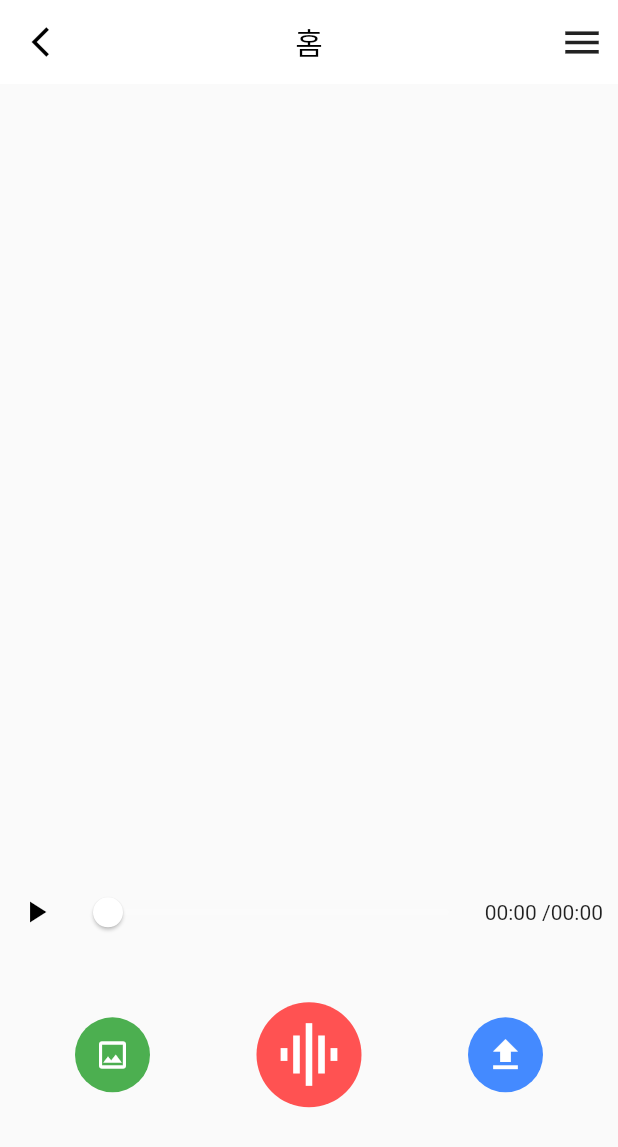
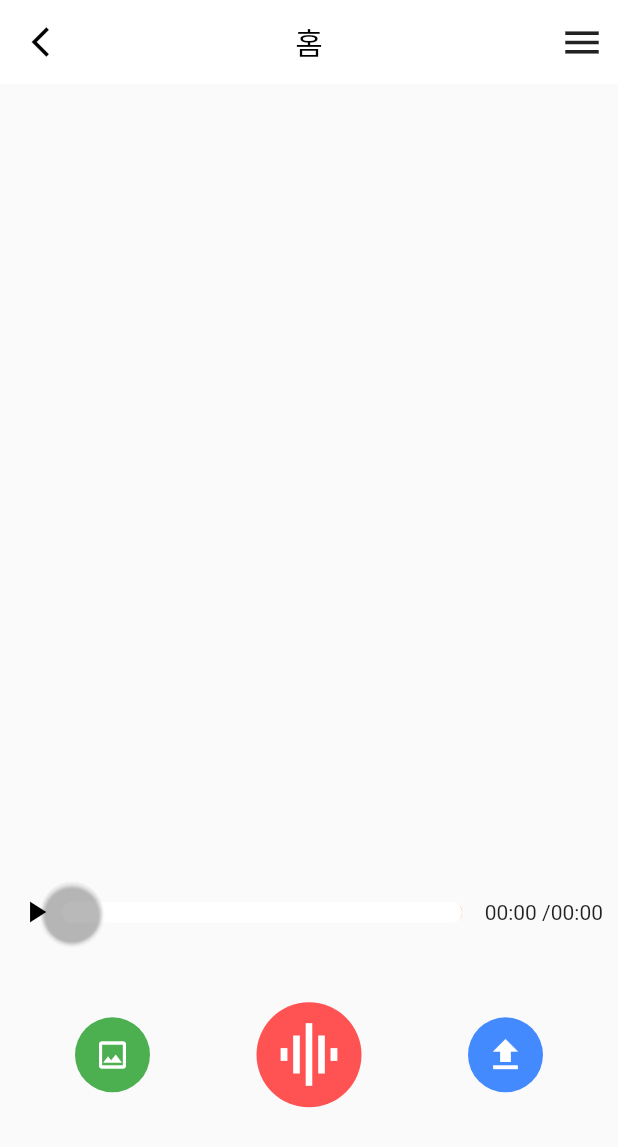
Before and after one commit to gkgkgk78/Moyeo, a Flutter app: the RecordView screen opened directly, on a phone screen of 412 x 824 dp. Shown: the top 1147 px of the screen. Run offline on Flutter 3.47's test engine with Material 2 defaults, Android fonts, the phone set to English and light mode, and no system bars; our stand-ins replace audioplayers, camera, device_info_plus, dio, extended_image, flutter_dotenv and 10 more; missing offline and left inert: animated_icon_button, image_card, kakao_flutter_sdk, multi_image_picker_view, record; accounts and stored records are empty; Roboto replaces fonts that are missing (GangwonAll); statements that could not run were skipped; project files that could hold a hidden picture were left out.

Commit message:
[FE] 오디오 플레이어 ui변경

```diff
--- a/frontend/lib/module/audio_player_view.dart
+++ b/frontend/lib/module/audio_player_view.dart
@@ -1,6 +1,7 @@
 import 'package:flutter/material.dart';
 import 'package:provider/provider.dart';
 import './audio_player_view_model.dart';
+import 'custom_track_shape.dart';
 
 class AudioPlayerView extends StatelessWidget {
   @override
@@ -29,10 +30,32 @@ class AudioPlayerView extends StatelessWidget {
               // 프로그레스 바
               Expanded(
                   child: viewModel.duration != const Duration(microseconds: 0)
-                    ? Slider(
+                      ? Container(
+                          margin: const EdgeInsets.only(right: 15.0),
+                          height: 11,
+                          decoration: BoxDecoration(
+                              borderRadius: BorderRadius.circular(5),
+                              gradient: const LinearGradient(
+                                  begin: Alignment.topLeft,
+                                  end: Alignment.bottomRight,
+                                  colors: [
+                                Colors.redAccent,
+                                Colors.deepPurpleAccent,
+                                Colors.orangeAccent,
+                              ])),
+                          child: SliderTheme(
+                            data: SliderThemeData(
+                                trackShape: CustomTrackShape(),
+                                thumbColor: Colors.transparent,
+                                thumbShape: const RoundSliderThumbShape(enabledThumbRadius: 20),
+                                overlayColor: Colors.blueAccent,
+                                trackHeight: 14,
+                                activeTrackColor: Colors.transparent,
+                                inactiveTrackColor: Colors.white),
+                            child: Slider(
                               // 현재 위치
-                  value:
-                  viewModel.audioPosition.inMicroseconds.toDouble(),
+                              value: viewModel.audioPosition.inMicroseconds
+                                  .toDouble(),
                               // 최대 길이 = 음성 파일 길이
                               max: viewModel.duration.inMicroseconds.toDouble(),
                               onChanged: (value) {
@@ -41,13 +64,44 @@ class AudioPlayerView extends StatelessWidget {
                                     Duration(microseconds: value.toInt());
                                 viewModel.seekTo(position);
                               },
-                )
-                    : Slider(
-                  value: 0,
-                  max: 0,
-                  onChanged: (double value) {},
                             ),
                           ),
+                        )
+                      : Container(
+                          margin: const EdgeInsets.only(right: 15.0),
+                          height: 11,
+                          decoration: BoxDecoration(
+                              borderRadius: BorderRadius.circular(5),
+                              gradient: const LinearGradient(colors: [
+                                Colors.redAccent,
+                                Colors.deepPurpleAccent,
+                                Colors.orangeAccent,
+                              ])),
+                          child: SliderTheme(
+                            data: SliderThemeData(
+                                trackShape: CustomTrackShape(),
+                                overlayShape: SliderComponentShape.noOverlay,
+                                thumbColor: Colors.transparent,
+                                thumbShape: const RoundSliderThumbShape(enabledThumbRadius: 20),
+                                overlayColor: Colors.blueAccent,
+                                trackHeight: 14,
+                                activeTrackColor: Colors.transparent,
+                                inactiveTrackColor: Colors.white),
+                            child: Slider(
+                              // 현재 위치
+                              value: viewModel.audioPosition.inMicroseconds
+                                  .toDouble(),
+                              // 최대 길이 = 음성 파일 길이
+                              max: viewModel.duration.inMicroseconds.toDouble(),
+                              onChanged: (value) {
+                                // 위치 지속적으로 갱신
+                                final position =
+                                    Duration(microseconds: value.toInt());
+                                viewModel.seekTo(position);
+                              },
+                            ),
+                          ),
+                        )),
               Text(
                 '${viewModel.getAudioPosTimeToString()} /',
               ),
--- /dev/null
+++ b/frontend/lib/module/custom_track_shape.dart
@@ -0,0 +1,18 @@
+import 'package:flutter/material.dart';
+
+class CustomTrackShape extends RoundedRectSliderTrackShape {
+  @override
+  Rect getPreferredRect({
+    required RenderBox parentBox,
+    Offset offset = Offset.zero,
+    required SliderThemeData sliderTheme,
+    bool isEnabled = false,
+    bool isDiscrete = false,
+  }) {
+    final trackHeight = sliderTheme.trackHeight;
+    final trackLeft = offset.dx;
+    final trackTop = offset.dy + (parentBox.size.height - trackHeight!) / 2;
+    final trackWidth = parentBox.size.width;
+    return Rect.fromLTWH(trackLeft, trackTop, trackWidth, trackHeight);
+  }
+}
```
Lines whose indentation alone changed are shown as unchanged.
